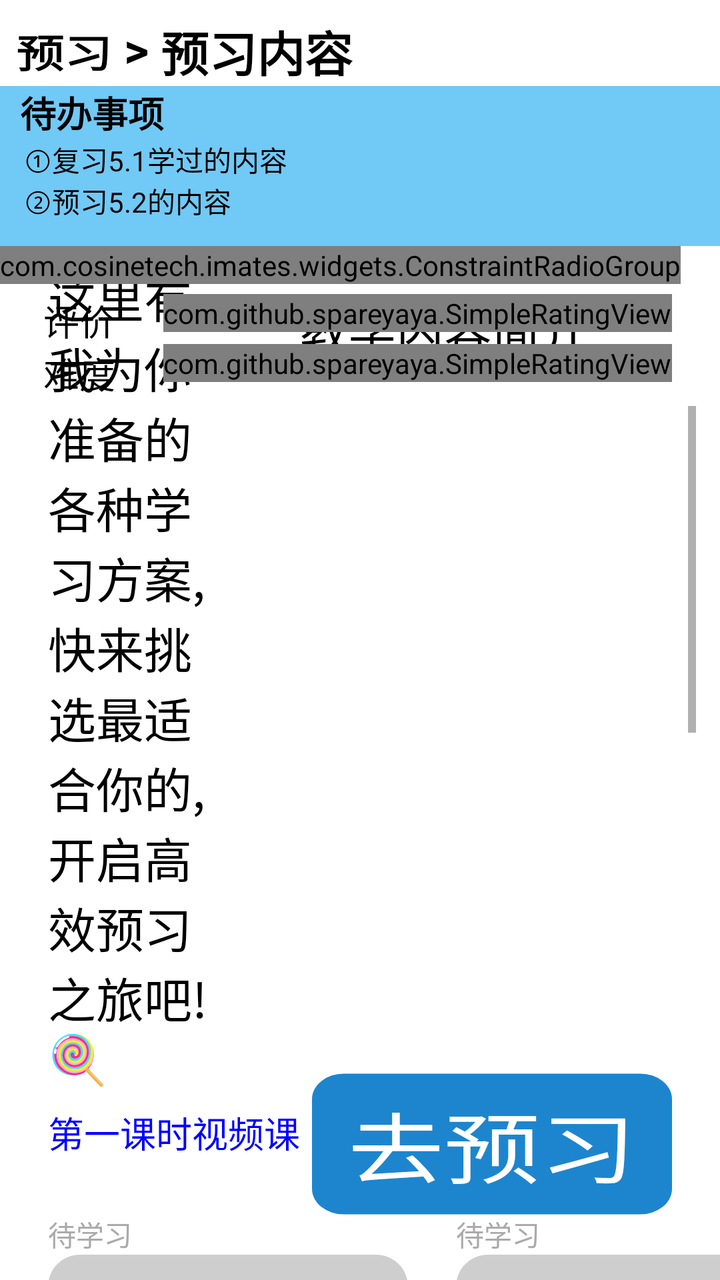
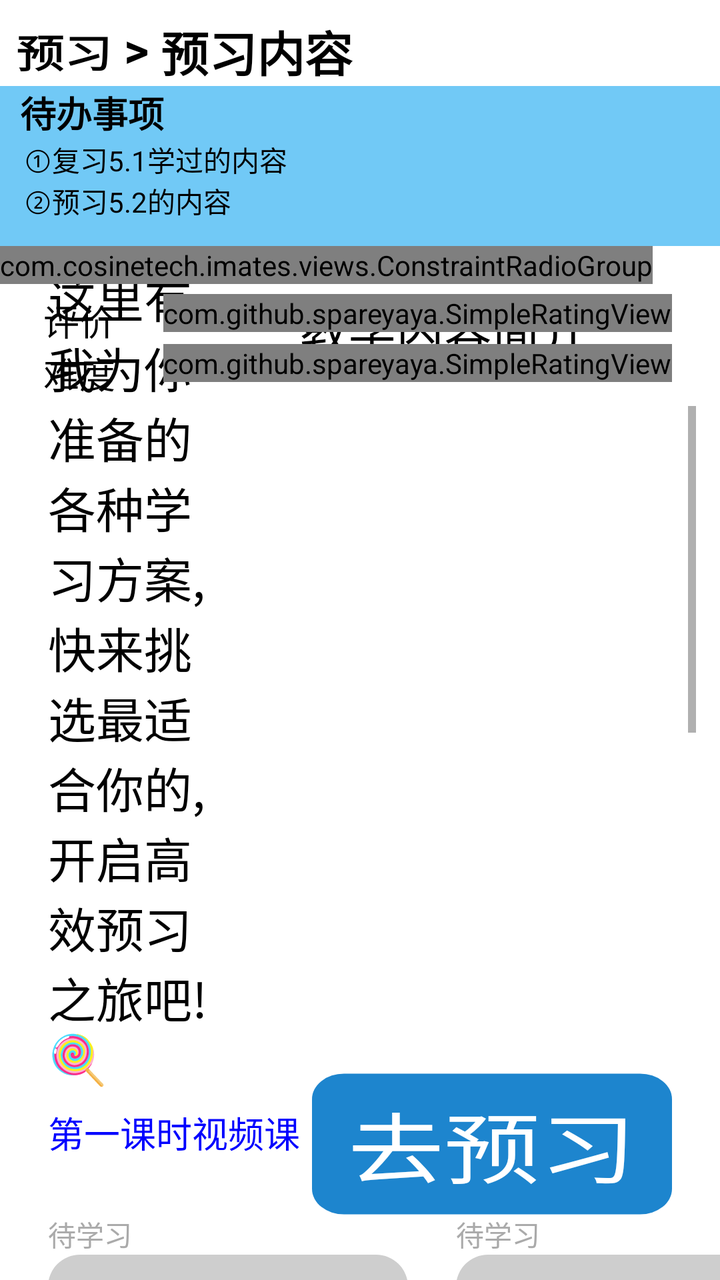

Screens rendered from an Android XML layout before and after an edit, with the pre-edit source and the edit as a unified diff.
<!-- AndroidManifest.xml: application theme Theme.IMatesApp.FullScreen -->
<!-- res/layout/fragment_preview_lession.xml -->
<?xml version="1.0" encoding="utf-8"?>
<androidx.constraintlayout.widget.ConstraintLayout xmlns:android="http://schemas.android.com/apk/res/android"
    xmlns:app="http://schemas.android.com/apk/res-auto"
    xmlns:tools="http://schemas.android.com/tools"
    android:layout_width="match_parent"
    android:layout_height="match_parent"
    android:background="#FFFFFF"
    tools:context=".fragments.FragmentPreviewLesson">

    <TextView
        android:id="@+id/label"
        android:layout_width="wrap_content"
        android:layout_height="wrap_content"
        android:layout_margin="8dp"
        android:focusable="true"
        android:text="预习"
        android:clickable="true"
        android:stateListAnimator="@animator/button_click_scale"
        android:textColor="#000000"
        android:textSize="@dimen/head1_size"
        android:textStyle="bold"
        app:layout_constraintStart_toStartOf="parent"
        app:layout_constraintTop_toTopOf="parent" />

    <TextView
        android:id="@+id/sign_split"
        android:layout_width="wrap_content"
        android:layout_height="wrap_content"
        android:text=" > "
        android:textColor="#000000"
        android:textSize="@dimen/head1_size"
        android:textStyle="bold"
        app:layout_constraintStart_toEndOf="@id/label"
        app:layout_constraintTop_toTopOf="@id/label" />

    <TextView
        android:id="@+id/preview_section_name"
        android:layout_width="wrap_content"
        android:layout_height="wrap_content"
        android:text="预习内容"
        android:textColor="#000000"
        android:textSize="@dimen/head1_size"
        android:textStyle="bold"
        app:layout_constraintStart_toEndOf="@id/sign_split"
        app:layout_constraintTop_toTopOf="@id/sign_split" />

    <LinearLayout
        android:id="@+id/tool_bar"
        android:layout_width="match_parent"
        android:layout_height="wrap_content"
        android:background="#71c9f6"
        android:minHeight="80dp"
        android:orientation="vertical"
        app:layout_constraintStart_toStartOf="parent"
        app:layout_constraintTop_toBottomOf="@id/preview_section_name">

        <TextView
            android:layout_width="wrap_content"
            android:layout_height="wrap_content"
            android:layout_marginStart="10dp"
            android:text="待办事项"
            android:textColor="#000000"
            android:textSize="@dimen/reflow_text_title_size"
            android:textStyle="bold" />

        <TextView
            android:layout_width="wrap_content"
            android:layout_height="wrap_content"
            android:layout_marginStart="12dp"
            android:background="@android:color/transparent"
            android:text="①复习5.1学过的内容"
            android:textColor="#000000" />

        <TextView
            android:layout_width="wrap_content"
            android:layout_height="wrap_content"
            android:layout_marginStart="12dp"
            android:background="@android:color/transparent"
            android:text="②预习5.2的内容"
            android:textColor="#000000" />

    </LinearLayout>

    <TextView
        android:id="@+id/schema_tip"
        android:layout_width="0dp"
        android:layout_height="wrap_content"
        android:minHeight="100dp"
        android:layout_marginStart="24dp"
        android:layout_marginTop="8dp"
        android:text="这里有我为你准备的各种学习方案,快来挑选最适合你的, 开启高效预习之旅吧!🍭"
        android:textColor="#000000"
        android:textSize="24sp"
        android:layout_marginEnd="16dp"
        app:layout_constraintStart_toStartOf="parent"
        app:layout_constraintEnd_toStartOf="@id/guideline"
        app:layout_constraintTop_toBottomOf="@id/tool_bar" />

    <TextView
        android:id="@+id/teacher_video1"
        android:layout_width="wrap_content"
        android:layout_height="wrap_content"
        android:textSize="18sp"
        android:textColor="#0000FF"
        android:text="第一课时视频课"
        android:clickable="true"
        android:layout_marginStart="24dp"
        android:layout_marginTop="8dp"
        app:layout_constraintStart_toStartOf="parent"
        app:layout_constraintTop_toBottomOf="@id/schema_tip"/>
    <TextView
        android:id="@+id/teacher_video2"
        android:layout_width="wrap_content"
        android:layout_height="wrap_content"
        android:textSize="18sp"
        android:textColor="#0000FF"
        android:text="第二课时视频课"
        android:clickable="true"
        android:visibility="gone"
        android:layout_marginStart="36dp"
        android:layout_marginTop="8dp"
        app:layout_constraintStart_toEndOf="@id/teacher_video1"
        app:layout_constraintTop_toBottomOf="@id/schema_tip"/>

    <RadioButton
        android:id="@+id/opt_scheme_1"
        android:layout_width="wrap_content"
        android:layout_height="wrap_content"
        android:layout_marginStart="24dp"
        android:layout_marginTop="48dp"
        android:button="@null"
        android:background="@drawable/prepare_lesson_radio_bg"
        android:text="方案一"
        android:textSize="@dimen/head0_size"
        app:layout_constraintStart_toStartOf="parent"
        app:layout_constraintTop_toBottomOf="@id/teacher_video1" />

    <TextView
        android:id="@+id/schema_1_stat"
        android:layout_width="wrap_content"
        android:layout_height="wrap_content"
        android:text="待学习"
        android:textColor="@android:color/darker_gray"
        app:layout_constraintStart_toStartOf="@id/opt_scheme_1"
        app:layout_constraintBottom_toTopOf="@id/opt_scheme_1" />

    <RadioButton
        android:id="@+id/opt_scheme_2"
        android:layout_width="wrap_content"
        android:layout_height="wrap_content"
        android:layout_marginStart="24dp"
        android:layout_marginTop="48dp"
        android:button="@null"
        android:background="@drawable/prepare_lesson_radio_bg"
        android:text="方案二"
        android:textSize="@dimen/head0_size"
        app:layout_constraintStart_toEndOf="@id/opt_scheme_1"
        app:layout_constraintTop_toBottomOf="@id/teacher_video1" />

    <TextView
        android:id="@+id/schema_2_stat"
        android:layout_width="wrap_content"
        android:layout_height="wrap_content"
        android:text="待学习"
        android:textColor="@android:color/darker_gray"
        app:layout_constraintStart_toStartOf="@id/opt_scheme_2"
        app:layout_constraintBottom_toTopOf="@id/opt_scheme_2" />

    <RadioButton
        android:id="@+id/opt_scheme_3"
        android:layout_width="wrap_content"
        android:layout_height="wrap_content"
        android:layout_marginStart="24dp"
        android:layout_marginTop="48dp"
        android:button="@null"
        android:background="@drawable/prepare_lesson_radio_bg"
        android:text="方案三"
        android:textSize="@dimen/head0_size"
        app:layout_constraintStart_toStartOf="parent"
        app:layout_constraintTop_toBottomOf="@id/opt_scheme_1" />

    <TextView
        android:id="@+id/schema_3_stat"
        android:layout_width="wrap_content"
        android:layout_height="wrap_content"
        android:text="待学习"
        android:textColor="@android:color/darker_gray"
        app:layout_constraintStart_toStartOf="@id/opt_scheme_3"
        app:layout_constraintBottom_toTopOf="@id/opt_scheme_3" />

    <RadioButton
        android:id="@+id/opt_scheme_4"
        android:layout_width="wrap_content"
        android:layout_height="wrap_content"
        android:layout_marginTop="48dp"
        android:button="@null"
        android:background="@drawable/prepare_lesson_radio_bg"
        android:text="方案四"
        android:textSize="@dimen/head0_size"
        app:layout_constraintStart_toStartOf="@id/opt_scheme_2"
        app:layout_constraintTop_toBottomOf="@id/opt_scheme_2" />

    <TextView
        android:id="@+id/schema_4_stat"
        android:layout_width="wrap_content"
        android:layout_height="wrap_content"
        android:text="待学习"
        android:textColor="@android:color/darker_gray"
        app:layout_constraintStart_toStartOf="@id/opt_scheme_4"
        app:layout_constraintBottom_toTopOf="@id/opt_scheme_4" />

    <RadioButton
        android:id="@+id/opt_scheme_5"
        android:layout_width="wrap_content"
        android:layout_height="wrap_content"
        android:layout_marginStart="24dp"
        android:layout_marginTop="48dp"
        android:button="@null"
        android:background="@drawable/prepare_lesson_radio_bg"
        android:text="方案五"
        android:textSize="@dimen/head0_size"
        app:layout_constraintStart_toStartOf="parent"
        app:layout_constraintTop_toBottomOf="@id/opt_scheme_3" />

    <TextView
        android:id="@+id/schema_5_stat"
        android:layout_width="wrap_content"
        android:layout_height="wrap_content"
        android:text="待学习"
        android:textColor="@android:color/darker_gray"
        app:layout_constraintStart_toStartOf="@id/opt_scheme_5"
        app:layout_constraintBottom_toTopOf="@id/opt_scheme_5" />

    <RadioButton
        android:id="@+id/opt_scheme_6"
        android:layout_width="wrap_content"
        android:layout_height="wrap_content"
        android:layout_marginTop="48dp"
        android:button="@null"
        android:background="@drawable/prepare_lesson_radio_bg"
        android:text="方案六"
        android:textSize="@dimen/head0_size"
        app:layout_constraintStart_toStartOf="@id/opt_scheme_4"
        app:layout_constraintTop_toBottomOf="@id/opt_scheme_4" />

    <TextView
        android:id="@+id/schema_6_stat"
        android:layout_width="wrap_content"
        android:layout_height="wrap_content"
        android:text="待学习"
        android:textColor="@android:color/darker_gray"
        app:layout_constraintStart_toStartOf="@id/opt_scheme_6"
        app:layout_constraintBottom_toTopOf="@id/opt_scheme_6" />

    <com.cosinetech.imates.widgets.ConstraintRadioGroup
        android:id="@+id/schema_group"
        android:layout_width="wrap_content"
        android:layout_height="wrap_content"
        app:constraint_referenced_ids="opt_scheme_1, opt_scheme_2, opt_scheme_3,opt_scheme_4,opt_scheme_5,opt_scheme_6"
        app:layout_constraintStart_toStartOf="parent"
        app:layout_constraintTop_toBottomOf="@id/tool_bar" />

    <Button
        android:id="@+id/btn_go_prepare"
        android:layout_width="wrap_content"
        android:layout_height="wrap_content"
        android:layout_margin="24dp"
        android:layout_marginEnd="32dp"
        android:textSize="@dimen/head0_size"
        android:background="@drawable/round_corner"
        android:textColor="#ffffff"
        android:text="去预习"
        android:stateListAnimator="@animator/button_click_scale"
        app:layout_constraintBottom_toBottomOf="parent"
        app:layout_constraintEnd_toEndOf="parent"/>

    <androidx.constraintlayout.widget.Guideline
        android:id="@+id/guideline"
        android:layout_width="wrap_content"
        android:layout_height="wrap_content"
        android:orientation="vertical"
        app:layout_constraintGuide_percent="0.35" />

    <TextView
        android:layout_width="wrap_content"
        android:layout_height="wrap_content"
        android:layout_margin="24dp"
        android:text="教学内容简介"
        android:textSize="24sp"
        android:textColor="#000000"
        app:layout_constraintStart_toStartOf="@id/guideline"
        app:layout_constraintTop_toBottomOf="@id/tool_bar"/>

    <com.github.spareyaya.SimpleRatingView
        android:id="@+id/rating"
        android:layout_width="wrap_content"
        android:layout_height="wrap_content"
        android:layout_margin="24dp"
        app:starType="heart"
        app:numStars="5"
        app:rating="0"
        app:starSize="24dp"
        app:starSpacing="2dp"
        app:primaryColor="#ff0000"
        app:secondaryColor="#cecece"
        app:layout_constraintEnd_toEndOf="parent"
        app:layout_constraintTop_toBottomOf="@id/tool_bar" />

    <TextView
        android:id="@+id/rate_title"
        android:layout_width="wrap_content"
        android:layout_height="wrap_content"
        android:text="评价"
        android:textSize="18sp"
        android:textColor="#000000"
        android:layout_margin="24dp"
        app:layout_constraintTop_toBottomOf="@id/tool_bar"
        app:layout_constraintEnd_toStartOf="@id/rating"/>

    <com.github.spareyaya.SimpleRatingView
        android:id="@+id/rating_difficulty"
        android:layout_width="wrap_content"
        android:layout_height="wrap_content"
        android:layout_marginHorizontal="24dp"
        android:layout_marginTop="6dp"
        app:starType="star"
        app:numStars="5"
        app:rating="0"
        app:starSize="24dp"
        app:starSpacing="2dp"
        app:primaryColor="#0000FF"
        app:secondaryColor="#cecece"
        app:layout_constraintEnd_toEndOf="parent"
        app:layout_constraintTop_toBottomOf="@id/rating" />

    <TextView
        android:layout_width="wrap_content"
        android:layout_height="wrap_content"
        android:text="难度"
        android:textSize="18sp"
        android:textColor="#000000"
        android:layout_marginHorizontal="24dp"
        app:layout_constraintTop_toBottomOf="@id/rate_title"
        app:layout_constraintEnd_toStartOf="@id/rating_difficulty"/>

    <ScrollView
        android:layout_width="0dp"
        android:layout_height="0dp"
        android:layout_margin="12dp"
        app:layout_constraintStart_toStartOf="@id/guideline"
        app:layout_constraintEnd_toEndOf="parent"
        app:layout_constraintTop_toBottomOf="@id/rating_difficulty"
        app:layout_constraintBottom_toTopOf="@id/btn_go_prepare">
        <TextView
            android:id="@+id/schema_intro"
            android:layout_width="match_parent"
            android:layout_height="wrap_content"
            android:minHeight="600dp"
            android:textSize="24sp"
            android:textColor="#000000"/>
    </ScrollView>

























</androidx.constraintlayout.widget.ConstraintLayout>
<!-- resources referenced by this layout -->
<resources>
  <dimen name="head0_size">48sp</dimen>
  <dimen name="head1_size">24sp</dimen>
  <dimen name="reflow_text_title_size">18sp</dimen>
  <!-- drawable prepare_lesson_radio_bg (drawable) -->
  <?xml version="1.0" encoding="utf-8"?>
  <selector xmlns:android="http://schemas.android.com/apk/res/android">
  <item android:state_checked="true">
      <shape>
          <solid android:color="#c0fd70" />
          <corners android:radius="16dp" />
          <padding
              android:left="18dp"
              android:right="18dp"
              android:top="8dp"
              android:bottom="8dp" />
      </shape>
  </item>
  <item>
      <shape>
          <solid android:color="#cecece" />
          <corners android:radius="16dp" />
          <padding
              android:left="18dp"
              android:right="18dp"
              android:top="8dp"
              android:bottom="8dp" />
      </shape>
  </item>
  </selector>
  <!-- drawable round_corner (drawable) -->
  <?xml version="1.0" encoding="utf-8"?>
  <shape xmlns:android="http://schemas.android.com/apk/res/android">
      <solid android:color="#1d85ce" />
      <corners android:radius="16dp" />
      <padding
          android:left="18dp"
          android:right="18dp"
          android:top="9dp"
          android:bottom="9dp" />
  </shape>
  <style name="Theme.IMatesApp.FullScreen" parent="Theme.AppCompat.Light.NoActionBar">
          
          <item name="android:windowFullscreen">true</item>
          
          <item name="android:windowTranslucentStatus">true</item>
          
          <item name="android:windowTranslucentNavigation">true</item>
      </style>
</resources>

<!-- the commit's change to res/layout/fragment_preview_lession.xml (unified diff, before → after) -->
@@ -252,7 +252,7 @@
         app:layout_constraintStart_toStartOf="@id/opt_scheme_6"
         app:layout_constraintBottom_toTopOf="@id/opt_scheme_6" />
 
-    <com.cosinetech.imates.widgets.ConstraintRadioGroup
+    <com.cosinetech.imates.views.ConstraintRadioGroup
         android:id="@+id/schema_group"
         android:layout_width="wrap_content"
         android:layout_height="wrap_content"
